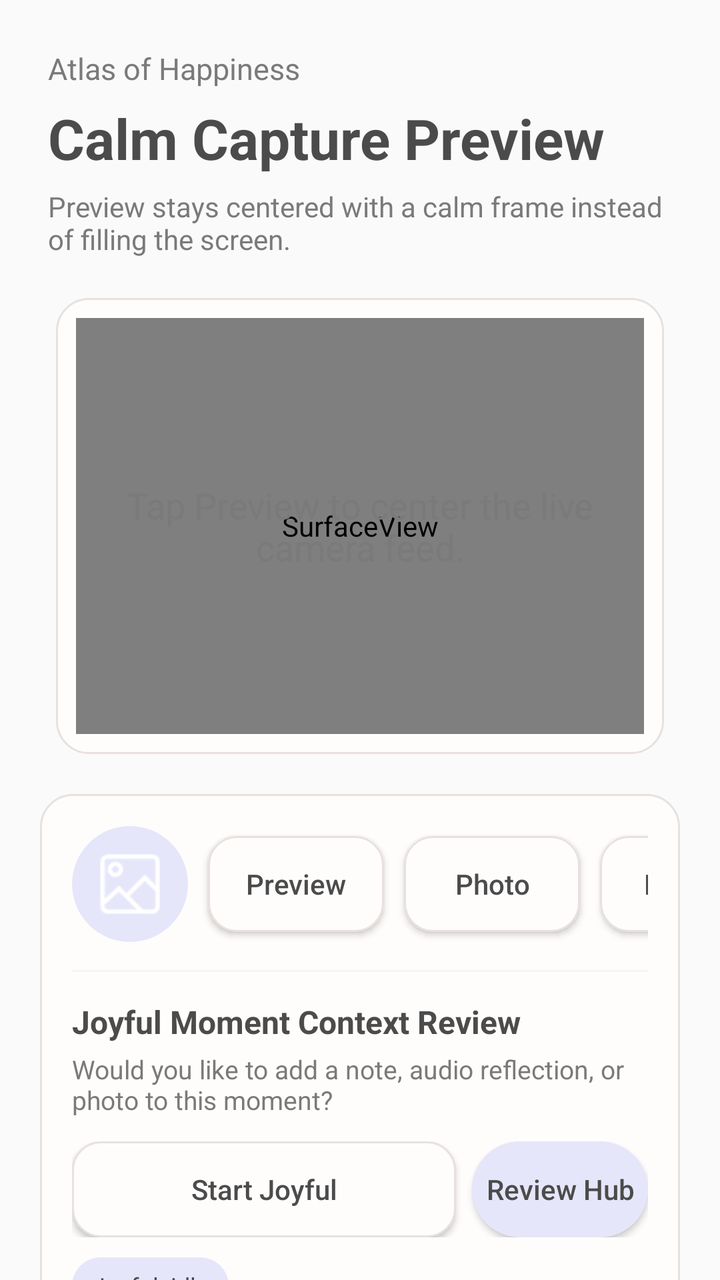
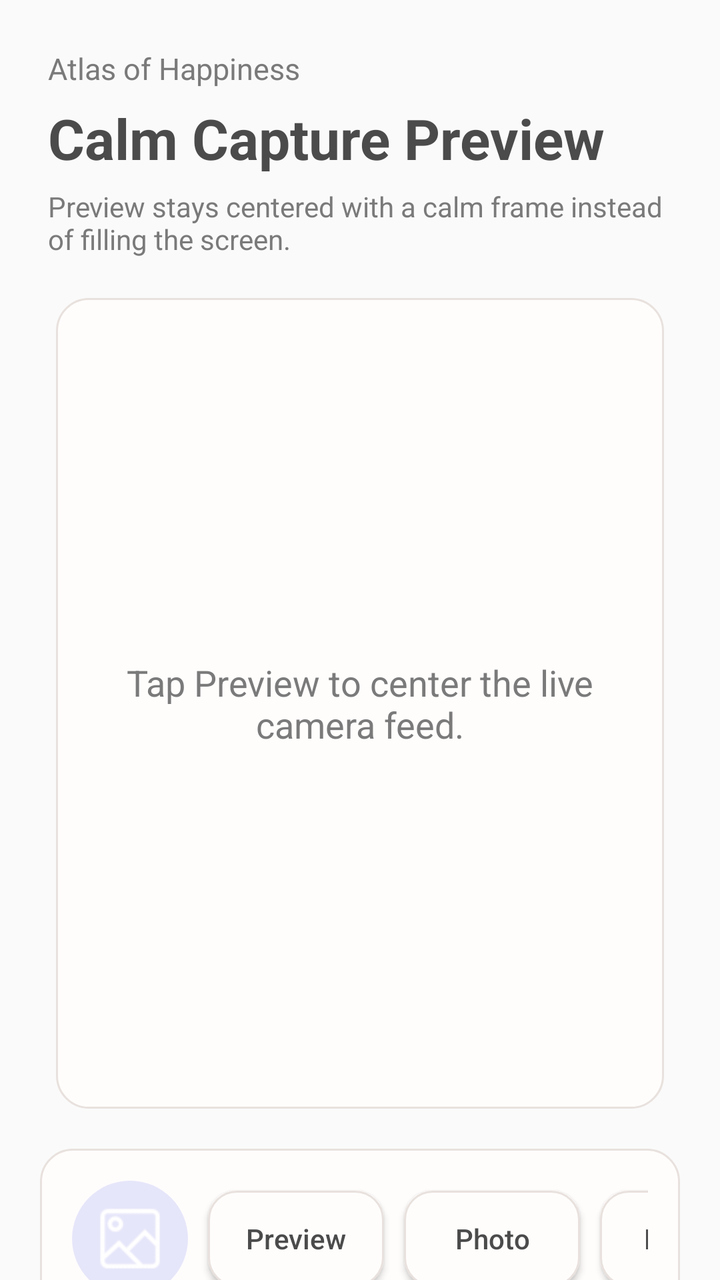

Before-and-after screenshots of an Android layout around one commit, followed by the original layout XML and the change that was made.
<!-- AndroidManifest.xml: activity theme Theme.Atlas.FullScreen -->
<!-- res/layout/activity_main.xml -->
<?xml version="1.0" encoding="utf-8"?>
<android.support.constraint.ConstraintLayout xmlns:android="http://schemas.android.com/apk/res/android"
    xmlns:app="http://schemas.android.com/apk/res-auto"
    xmlns:tools="http://schemas.android.com/tools"
    android:layout_width="match_parent"
    android:layout_height="match_parent"
    android:background="@color/atlas_background"
    tools:context=".MainActivity">

    <LinearLayout
        android:id="@+id/headerLayout"
        android:layout_width="0dp"
        android:layout_height="wrap_content"
        android:layout_marginStart="24dp"
        android:layout_marginTop="24dp"
        android:layout_marginEnd="24dp"
        android:orientation="vertical"
        app:layout_constraintEnd_toEndOf="parent"
        app:layout_constraintStart_toStartOf="parent"
        app:layout_constraintTop_toTopOf="parent">

        <TextView
            android:layout_width="wrap_content"
            android:layout_height="wrap_content"
            android:text="@string/atlas_title"
            android:textColor="@color/atlas_text_secondary"
            android:textSize="15sp" />

        <TextView
            android:layout_width="wrap_content"
            android:layout_height="wrap_content"
            android:layout_marginTop="6dp"
            android:text="@string/preview_title"
            android:textColor="@color/atlas_text_primary"
            android:textSize="28sp"
            android:textStyle="bold" />

        <TextView
            android:layout_width="wrap_content"
            android:layout_height="wrap_content"
            android:layout_marginTop="6dp"
            android:text="@string/preview_tip_idle"
            android:textColor="@color/atlas_text_secondary"
            android:textSize="14sp" />
    </LinearLayout>

    <FrameLayout
        android:id="@+id/previewFrame"
        android:layout_width="0dp"
        android:layout_height="0dp"
        android:layout_marginStart="28dp"
        android:layout_marginTop="20dp"
        android:layout_marginEnd="28dp"
        android:layout_marginBottom="20dp"
        android:background="@drawable/atlas_section_bg"
        android:padding="10dp"
        app:layout_constraintBottom_toTopOf="@+id/controlPanel"
        app:layout_constraintDimensionRatio="H,4:3"
        app:layout_constraintEnd_toEndOf="parent"
        app:layout_constraintStart_toStartOf="parent"
        app:layout_constraintTop_toBottomOf="@id/headerLayout">

        <SurfaceView
            android:id="@+id/surfaceView"
            android:layout_width="match_parent"
            android:layout_height="match_parent" />

        <TextView
            android:id="@+id/previewTip"
            android:layout_width="match_parent"
            android:layout_height="match_parent"
            android:gravity="center"
            android:padding="24dp"
            android:text="@string/preview_tip"
            android:textColor="@color/atlas_text_secondary"
            android:textSize="18sp" />

        <LinearLayout
            android:id="@+id/recordingLayout"
            android:layout_width="wrap_content"
            android:layout_height="wrap_content"
            android:layout_gravity="top|end"
            android:layout_margin="12dp"
            android:background="@drawable/record_layout_bg"
            android:gravity="center"
            android:orientation="horizontal"
            android:paddingStart="8dp"
            android:paddingTop="4dp"
            android:paddingEnd="8dp"
            android:paddingBottom="4dp"
            android:visibility="gone">

            <ImageView
                android:id="@+id/recordingImage"
                android:layout_width="18dp"
                android:layout_height="18dp"
                android:src="@drawable/recording" />

            <TextView
                android:id="@+id/recordingText"
                android:layout_width="wrap_content"
                android:layout_height="wrap_content"
                android:layout_marginStart="4dp"
                android:text="00:00"
                android:textColor="#FFFFFF" />
        </LinearLayout>
    </FrameLayout>

    <LinearLayout
        android:id="@+id/controlPanel"
        android:layout_width="0dp"
        android:layout_height="wrap_content"
        android:layout_marginStart="20dp"
        android:layout_marginEnd="20dp"
        android:layout_marginBottom="20dp"
        android:background="@drawable/atlas_section_bg"
        android:orientation="vertical"
        android:padding="16dp"
        app:layout_constraintBottom_toBottomOf="parent"
        app:layout_constraintEnd_toEndOf="parent"
        app:layout_constraintStart_toStartOf="parent">

        <HorizontalScrollView
            android:layout_width="match_parent"
            android:layout_height="wrap_content"
            android:fillViewport="true"
            android:scrollbars="none">

            <LinearLayout
                android:layout_width="wrap_content"
                android:layout_height="wrap_content"
                android:gravity="center_vertical"
                android:orientation="horizontal">

                <ImageView
                    android:id="@+id/thumbnailView"
                    android:layout_width="58dp"
                    android:layout_height="58dp"
                    android:layout_marginEnd="10dp"
                    android:background="@drawable/atlas_chip"
                    android:padding="12dp"
                    android:scaleType="centerInside"
                    android:src="@drawable/picture_white" />

                <Button
                    android:id="@+id/btnPreview"
                    android:layout_width="wrap_content"
                    android:layout_height="wrap_content"
                    android:layout_marginEnd="10dp"
                    android:background="@drawable/atlas_button_soft"
                    android:text="@string/btn_preview_start"
                    android:textAllCaps="false"
                    android:textColor="@color/atlas_text_primary" />

                <Button
                    android:id="@+id/btnCapture"
                    android:layout_width="wrap_content"
                    android:layout_height="wrap_content"
                    android:layout_marginEnd="10dp"
                    android:background="@drawable/atlas_button_soft"
                    android:text="@string/btn_capture"
                    android:textAllCaps="false"
                    android:textColor="@color/atlas_text_primary" />

                <Button
                    android:id="@+id/btnRecord"
                    android:layout_width="wrap_content"
                    android:layout_height="wrap_content"
                    android:layout_marginEnd="10dp"
                    android:background="@drawable/atlas_button_soft"
                    android:text="@string/btn_record"
                    android:textAllCaps="false"
                    android:textColor="@color/atlas_text_primary" />

                <Button
                    android:id="@+id/btnProperty"
                    android:layout_width="wrap_content"
                    android:layout_height="wrap_content"
                    android:background="@drawable/atlas_button_soft"
                    android:text="@string/btn_settings"
                    android:textAllCaps="false"
                    android:textColor="@color/atlas_text_primary" />
            </LinearLayout>
        </HorizontalScrollView>

        <View
            android:layout_width="match_parent"
            android:layout_height="1dp"
            android:layout_marginTop="14dp"
            android:layout_marginBottom="14dp"
            android:background="#14A38F87" />

        <LinearLayout
            android:id="@+id/joyfulLayout"
            android:layout_width="match_parent"
            android:layout_height="wrap_content"
            android:orientation="vertical">

            <TextView
                android:layout_width="wrap_content"
                android:layout_height="wrap_content"
                android:text="@string/event_detail_title"
                android:textColor="@color/atlas_text_primary"
                android:textSize="16sp"
                android:textStyle="bold" />

            <TextView
                android:layout_width="wrap_content"
                android:layout_height="wrap_content"
                android:layout_marginTop="4dp"
                android:text="@string/prompt_message"
                android:textColor="@color/atlas_text_secondary"
                android:textSize="13sp" />

            <LinearLayout
                android:layout_width="match_parent"
                android:layout_height="wrap_content"
                android:layout_marginTop="12dp"
                android:gravity="center_vertical"
                android:orientation="horizontal">

                <Button
                    android:id="@+id/btnJoyfulToggle"
                    android:layout_width="0dp"
                    android:layout_height="wrap_content"
                    android:layout_marginEnd="8dp"
                    android:layout_weight="1"
                    android:background="@drawable/atlas_button_soft"
                    android:text="@string/btn_start_joyful"
                    android:textAllCaps="false"
                    android:textColor="@color/atlas_text_primary" />

                <Button
                    android:id="@+id/btnJoyfulSettings"
                    android:layout_width="wrap_content"
                    android:layout_height="wrap_content"
                    android:background="@drawable/atlas_chip"
                    android:text="@string/btn_review_hub"
                    android:textAllCaps="false"
                    android:textColor="@color/atlas_text_primary" />
            </LinearLayout>

            <TextView
                android:id="@+id/txtJoyfulStatus"
                android:layout_width="wrap_content"
                android:layout_height="wrap_content"
                android:layout_marginTop="10dp"
                android:background="@drawable/atlas_chip"
                android:paddingStart="10dp"
                android:paddingTop="6dp"
                android:paddingEnd="10dp"
                android:paddingBottom="6dp"
                android:text="@string/status_idle"
                android:textColor="@color/atlas_text_primary"
                android:textSize="12sp" />
        </LinearLayout>
    </LinearLayout>

    <LinearLayout
        android:id="@+id/seekbarLayout"
        android:layout_width="wrap_content"
        android:layout_height="wrap_content"
        android:layout_marginBottom="190dp"
        android:background="@drawable/atlas_section_bg"
        android:gravity="center"
        android:orientation="vertical"
        android:padding="10dp"
        android:visibility="gone"
        app:layout_constraintBottom_toBottomOf="parent"
        app:layout_constraintEnd_toEndOf="parent"
        app:layout_constraintStart_toStartOf="parent">

        <SeekBar
            android:id="@+id/seekBar"
            android:layout_width="220dp"
            android:layout_height="wrap_content"
            android:maxHeight="3dp"
            android:minHeight="3dp"
            android:progressDrawable="@drawable/seekbar_body"
            android:thumb="@drawable/seekbar_thumb" />

        <TextView
            android:id="@+id/seekBarText"
            android:layout_width="match_parent"
            android:layout_height="wrap_content"
            android:gravity="center"
            android:text="0"
            android:textColor="@color/atlas_text_secondary"
            android:textSize="12sp" />
    </LinearLayout>
</android.support.constraint.ConstraintLayout>
<!-- resources referenced by this layout -->
<resources>
  <color name="atlas_background">#FAFAFA</color>
  <color name="atlas_text_primary">#4B4B4B</color>
  <color name="atlas_text_secondary">#7A7A7A</color>
  <!-- drawable atlas_button_soft (drawable) -->
  ﻿<selector xmlns:android="http://schemas.android.com/apk/res/android">
      <item android:state_pressed="true">
          <shape android:shape="rectangle">
              <solid android:color="@color/atlas_secondary" />
              <corners android:radius="14dp" />
          </shape>
      </item>
      <item>
          <shape android:shape="rectangle">
              <solid android:color="@color/atlas_surface" />
              <corners android:radius="14dp" />
              <stroke android:width="1dp" android:color="@color/atlas_divider" />
          </shape>
      </item>
  </selector>
  <!-- drawable atlas_chip (drawable) -->
  ﻿<shape xmlns:android="http://schemas.android.com/apk/res/android" android:shape="rectangle">
      <solid android:color="@color/atlas_lavender" />
      <corners android:radius="999dp" />
  </shape>
  <!-- drawable atlas_section_bg (drawable) -->
  ﻿<shape xmlns:android="http://schemas.android.com/apk/res/android" android:shape="rectangle">
      <solid android:color="@color/atlas_surface" />
      <corners android:radius="16dp" />
      <stroke android:width="1dp" android:color="@color/atlas_divider" />
  </shape>
  <!-- drawable record_layout_bg (drawable) -->
  <?xml version="1.0" encoding="utf-8"?>
  <shape xmlns:android="http://schemas.android.com/apk/res/android"
      android:shape="rectangle">
      <solid android:color="#a0303030" />
      <corners android:radius="6dp" />
  </shape>
  <!-- drawable recording: png bitmap (drawable, 1701 bytes) -->
  <!-- drawable seekbar_body (drawable) -->
  <?xml version="1.0" encoding="utf-8"?>
  <layer-list xmlns:android="http://schemas.android.com/apk/res/android">
      <item android:id="@android:id/background">
          <shape>
              <corners android:radius="5dp" />
              <solid android:color="@android:color/transparent" />
          </shape>
      </item>
      <item android:id="@android:id/secondaryProgress">
          <shape>
              <corners android:radius="5dp" />
              <solid android:color="#FFF" />
          </shape>
      </item>
      <item android:id="@android:id/progress">
          <shape>
              <corners android:radius="5dp" />
              <solid android:color="#FFF" />
          </shape>
      </item>
  
  </layer-list>
  <!-- drawable seekbar_thumb (drawable) -->
  <?xml version="1.0" encoding="utf-8"?>
  <shape xmlns:android="http://schemas.android.com/apk/res/android"
      android:shape="oval">
      <solid android:color="#FFF" />
      <size
          android:width="20dp"
          android:height="20dp" />
  </shape>
  <string name="atlas_title">Atlas of Happiness</string>
  <string name="btn_capture">Photo</string>
  <string name="btn_preview_start">Preview</string>
  <string name="btn_record">Record</string>
  <string name="btn_review_hub">Review Hub</string>
  <string name="btn_settings">Settings</string>
  <string name="btn_start_joyful">Start Joyful</string>
  <string name="event_detail_title">Joyful Moment Context Review</string>
  <string name="preview_tip">Tap Preview to center the live camera feed.</string>
  <string name="preview_tip_idle">Preview stays centered with a calm frame instead of filling the screen.</string>
  <string name="preview_title">Calm Capture Preview</string>
  <string name="prompt_message">Would you like to add a note, audio reflection, or photo to this moment?</string>
  <string name="status_idle">Joyful: idle</string>
  <style name="Theme.Atlas.FullScreen" parent="Theme.AppCompat.Light.NoActionBar">
          <item name="android:windowNoTitle">true</item>
          <item name="android:windowActionBar">false</item>
          <item name="android:windowFullscreen">true</item>
      </style>
  <color name="atlas_secondary">#F7E7A1</color>
  <color name="atlas_surface">#FFFDFC</color>
  <color name="atlas_divider">#E8E1DD</color>
  <color name="atlas_lavender">#E6E6FA</color>
  <!-- unchanged entries left out for length: 1 -->
</resources>

<!-- the commit's change to res/layout/activity_main.xml (unified diff, before → after) -->
@@ -55,15 +55,16 @@
         android:background="@drawable/atlas_section_bg"
         android:padding="10dp"
         app:layout_constraintBottom_toTopOf="@+id/controlPanel"
-        app:layout_constraintDimensionRatio="H,4:3"
+        app:layout_constraintDimensionRatio="H,3:4"
         app:layout_constraintEnd_toEndOf="parent"
         app:layout_constraintStart_toStartOf="parent"
         app:layout_constraintTop_toBottomOf="@id/headerLayout">
 
         <SurfaceView
             android:id="@+id/surfaceView"
-            android:layout_width="match_parent"
-            android:layout_height="match_parent" />
+            android:layout_width="0dp"
+            android:layout_height="0dp"
+            android:layout_gravity="center" />
 
         <TextView
             android:id="@+id/previewTip"
